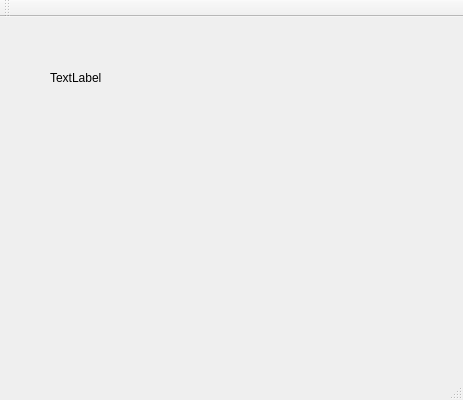
Old version of the form SenecDashboard.ui in the repository arpadkov/SenecDashboard.
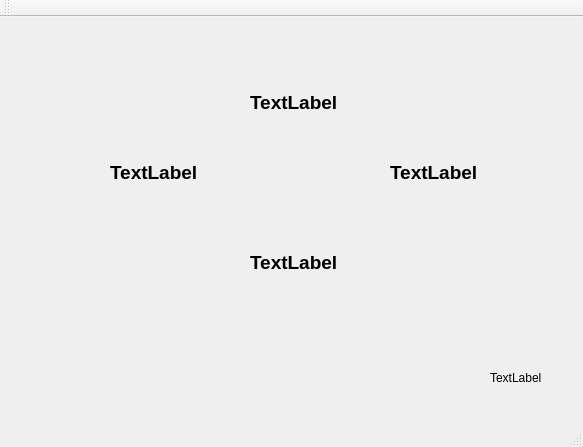
New version of the form.

Commit message: Adds InfoLabels to GUI, get methods to PowerState class

Patch:
```diff
--- a/SenecDashboard.ui
+++ b/SenecDashboard.ui
@@ -6,8 +6,8 @@
    <rect>
     <x>0</x>
     <y>0</y>
-    <width>463</width>
-    <height>400</height>
+    <width>583</width>
+    <height>447</height>
    </rect>
   </property>
   <property name="windowTitle">
@@ -17,8 +17,8 @@
    <widget class="QLabel" name="testLabel">
     <property name="geometry">
      <rect>
-      <x>50</x>
-      <y>40</y>
+      <x>490</x>
+      <y>340</y>
       <width>71</width>
       <height>41</height>
      </rect>
@@ -27,6 +27,134 @@
      <string>TextLabel</string>
     </property>
    </widget>
+   <widget class="QLabel" name="generationLabel">
+    <property name="geometry">
+     <rect>
+      <x>250</x>
+      <y>70</y>
+      <width>91</width>
+      <height>31</height>
+     </rect>
+    </property>
+    <property name="font">
+     <font>
+      <family>Arial</family>
+      <pointsize>14</pointsize>
+      <bold>true</bold>
+     </font>
+    </property>
+    <property name="frameShape">
+     <enum>QFrame::NoFrame</enum>
+    </property>
+    <property name="frameShadow">
+     <enum>QFrame::Raised</enum>
+    </property>
+    <property name="lineWidth">
+     <number>5</number>
+    </property>
+    <property name="text">
+     <string>TextLabel</string>
+    </property>
+    <property name="textFormat">
+     <enum>Qt::RichText</enum>
+    </property>
+   </widget>
+   <widget class="QLabel" name="gridLabel">
+    <property name="geometry">
+     <rect>
+      <x>110</x>
+      <y>140</y>
+      <width>91</width>
+      <height>31</height>
+     </rect>
+    </property>
+    <property name="font">
+     <font>
+      <family>Arial</family>
+      <pointsize>14</pointsize>
+      <bold>true</bold>
+     </font>
+    </property>
+    <property name="frameShape">
+     <enum>QFrame::NoFrame</enum>
+    </property>
+    <property name="frameShadow">
+     <enum>QFrame::Raised</enum>
+    </property>
+    <property name="lineWidth">
+     <number>5</number>
+    </property>
+    <property name="text">
+     <string>TextLabel</string>
+    </property>
+    <property name="textFormat">
+     <enum>Qt::RichText</enum>
+    </property>
+   </widget>
+   <widget class="QLabel" name="batteryLabel">
+    <property name="geometry">
+     <rect>
+      <x>390</x>
+      <y>140</y>
+      <width>91</width>
+      <height>31</height>
+     </rect>
+    </property>
+    <property name="font">
+     <font>
+      <family>Arial</family>
+      <pointsize>14</pointsize>
+      <bold>true</bold>
+     </font>
+    </property>
+    <property name="frameShape">
+     <enum>QFrame::NoFrame</enum>
+    </property>
+    <property name="frameShadow">
+     <enum>QFrame::Raised</enum>
+    </property>
+    <property name="lineWidth">
+     <number>5</number>
+    </property>
+    <property name="text">
+     <string>TextLabel</string>
+    </property>
+    <property name="textFormat">
+     <enum>Qt::RichText</enum>
+    </property>
+   </widget>
+   <widget class="QLabel" name="usageLabel">
+    <property name="geometry">
+     <rect>
+      <x>250</x>
+      <y>230</y>
+      <width>91</width>
+      <height>31</height>
+     </rect>
+    </property>
+    <property name="font">
+     <font>
+      <family>Arial</family>
+      <pointsize>14</pointsize>
+      <bold>true</bold>
+     </font>
+    </property>
+    <property name="frameShape">
+     <enum>QFrame::NoFrame</enum>
+    </property>
+    <property name="frameShadow">
+     <enum>QFrame::Raised</enum>
+    </property>
+    <property name="lineWidth">
+     <number>5</number>
+    </property>
+    <property name="text">
+     <string>TextLabel</string>
+    </property>
+    <property name="textFormat">
+     <enum>Qt::RichText</enum>
+    </property>
+   </widget>
   </widget>
   <widget class="QMenuBar" name="menuBar">
    <property name="geometry">
```
Left out of the diff: 2 changed lines with no effect on the pictures. The commit also changes 8 other files.
